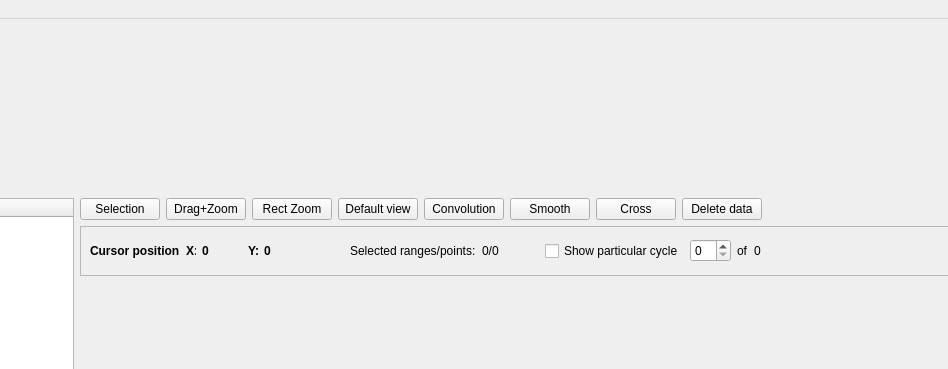
Old version of the form mainwindow.ui in the repository DulovDmitry/CVProc; both pictures show x 235 to 1183 and y 0 to 369 of the 1366 by 768 pixel window.
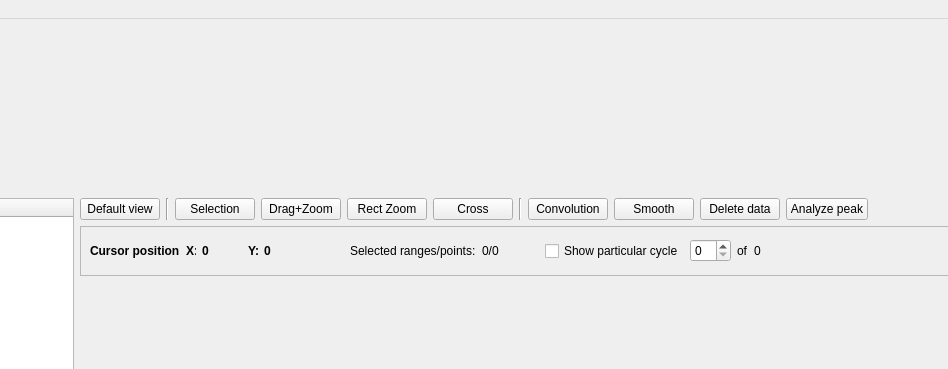
New version of the form.

```diff
--- a/mainwindow.ui
+++ b/mainwindow.ui
@@ -78,6 +78,20 @@
         <property name="sizeConstraint">
          <enum>QLayout::SetDefaultConstraint</enum>
         </property>
+        <item>
+         <widget class="QPushButton" name="DefaultViewButton">
+          <property name="text">
+           <string>Default view</string>
+          </property>
+         </widget>
+        </item>
+        <item>
+         <widget class="Line" name="line">
+          <property name="orientation">
+           <enum>Qt::Vertical</enum>
+          </property>
+         </widget>
+        </item>
         <item>
          <widget class="QPushButton" name="SelectionButton">
           <property name="text">
@@ -109,9 +123,19 @@
          </widget>
         </item>
         <item>
-         <widget class="QPushButton" name="DefaultViewButton">
+         <widget class="QPushButton" name="CrossButton">
           <property name="text">
-           <string>Default view</string>
+           <string>Cross</string>
+          </property>
+         </widget>
+        </item>
+        <item>
+         <widget class="Line" name="line_2">
+          <property name="frameShadow">
+           <enum>QFrame::Sunken</enum>
+          </property>
+          <property name="orientation">
+           <enum>Qt::Vertical</enum>
           </property>
          </widget>
         </item>
@@ -129,13 +153,6 @@
           </property>
          </widget>
         </item>
-        <item>
-         <widget class="QPushButton" name="CrossButton">
-          <property name="text">
-           <string>Cross</string>
-          </property>
-         </widget>
-        </item>
         <item>
          <widget class="QPushButton" name="DeleteDataButton">
           <property name="text">
@@ -143,6 +160,13 @@
           </property>
          </widget>
         </item>
+        <item>
+         <widget class="QPushButton" name="AnalyzePeakButton">
+          <property name="text">
+           <string>Analyze peak</string>
+          </property>
+         </widget>
+        </item>
         <item>
          <spacer name="horizontalSpacer">
           <property name="orientation">
```
